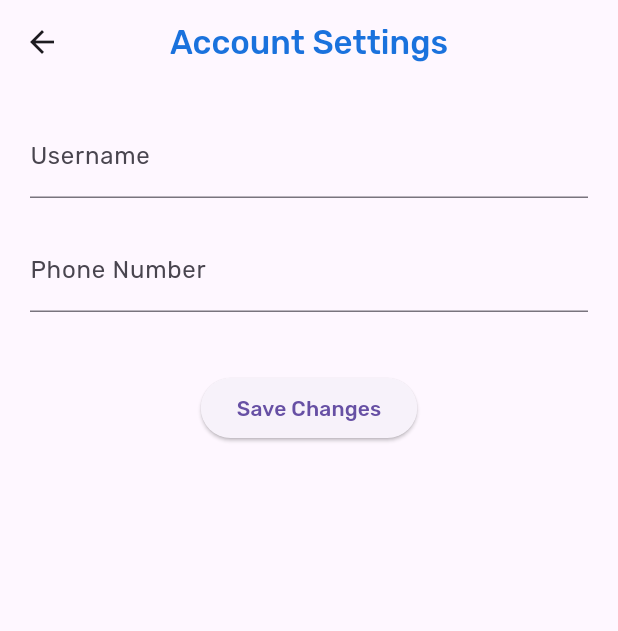
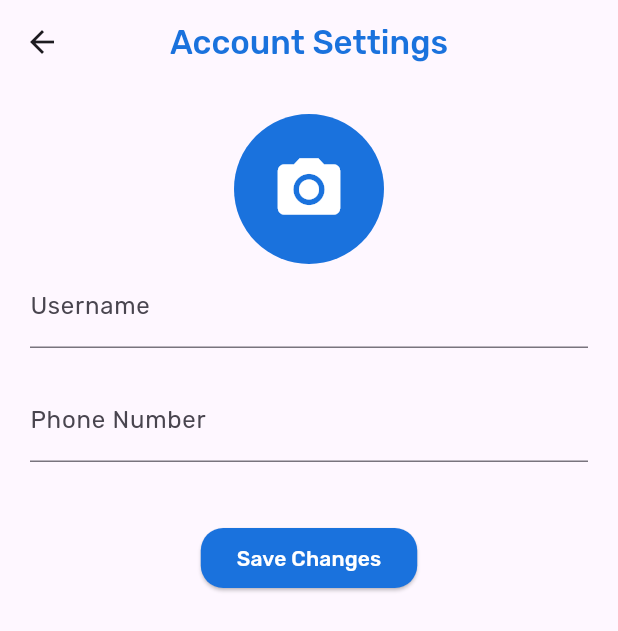
Before and after one commit to maulzzzaqi/flutter_pos, a Flutter app: the AccountSettingsPage screen opened directly, on a phone screen of 412 x 824 dp. Shown: the top 631 px of the screen. Run offline on Flutter 3.47's test engine with Material 3 defaults, Android fonts, the phone set to English and light mode, and no system bars; our stand-ins replace bloc, cloud_firestore, equatable, firebase_auth, firebase_core, firebase_storage and 3 more; accounts and stored records are empty; network calls fail.

Commit message:
user profile picture

```diff
--- a/lib/account/account_settings_page.dart
+++ b/lib/account/account_settings_page.dart
@@ -1,7 +1,10 @@
+import 'dart:io';
+
 import 'package:flutter/material.dart';
 import 'package:flutter_bloc/flutter_bloc.dart';
 import 'package:flutter_pos/authentication/auth_bloc/auth_bloc.dart';
 import 'package:google_fonts/google_fonts.dart';
+import 'package:image_picker/image_picker.dart';
 
 class AccountSettingsPage extends StatefulWidget {
   static const String route = '/account_settings';
@@ -15,6 +18,7 @@ class _AccountSettingsPageState extends State<AccountSettingsPage> {
   final formKey = GlobalKey<FormState>();
   late TextEditingController nameController;
   late TextEditingController phoneController;
+  File? image;
 
   @override
   void initState() {
@@ -31,6 +35,18 @@ class _AccountSettingsPageState extends State<AccountSettingsPage> {
     super.dispose();
   }
 
+  Future<void> pickImage() async {
+    final imageFile =
+        await ImagePicker().pickImage(source: ImageSource.gallery);
+
+    if (imageFile != null) {
+      setState(() {
+        image = File(imageFile.path);
+      });
+      context.read<AuthBloc>().add(AuthUploadImage(image!));
+    }
+  }
+
   @override
   Widget build(BuildContext context) {
     return Scaffold(
@@ -45,12 +61,37 @@ class _AccountSettingsPageState extends State<AccountSettingsPage> {
         ),
         centerTitle: true,
       ),
-      body: Padding(
+      body: BlocListener<AuthBloc, AuthState>(
+        listener: (context, state) {
+          if (state.errorMessage.isNotEmpty) {
+            ScaffoldMessenger.of(context).showSnackBar(
+              SnackBar(content: Text('Error: ${state.errorMessage}')),
+            );
+          } else if (!state.isLoading && image != null) {
+            ScaffoldMessenger.of(context).showSnackBar(
+              const SnackBar(content: Text('Profile Picture Uploaded Successfully!')),
+            );
+          }
+        },
+        child: Padding(
           padding: const EdgeInsets.all(20),
           child: Form(
             key: formKey,
             child: Column(
               children: [
+                GestureDetector(
+                  onTap: pickImage,
+                  child: CircleAvatar(
+                    backgroundColor: const Color(0xFF1A72DD),
+                    radius: 50,
+                    backgroundImage: image != null
+                      ? FileImage(image!)
+                      : null,
+                    child: image != null
+                      ? null
+                      : const Icon(Icons.camera_alt, size: 50, color: Colors.white)
+                  ),
+                ),
                 TextFormField(
                   controller: nameController,
                   decoration: const InputDecoration(labelText: 'Username'),
@@ -74,6 +115,12 @@ class _AccountSettingsPageState extends State<AccountSettingsPage> {
                 ),
                 const SizedBox(height: 40),
                 ElevatedButton(
+                  style: ElevatedButton.styleFrom(
+                    backgroundColor: const Color(0xFF1A72DD),
+                    shape: RoundedRectangleBorder(
+                      borderRadius: BorderRadius.circular(15)
+                    ),
+                  ),
                   onPressed: () {
                     if (formKey.currentState!.validate()) {
                       context.read<AuthBloc>().add(
@@ -83,14 +130,23 @@ class _AccountSettingsPageState extends State<AccountSettingsPage> {
                             ),
                           );
                       ScaffoldMessenger.of(context).showSnackBar(
-                      const SnackBar(content: Text('User Data Successfully Edited!')),
+                        const SnackBar(
+                            content: Text('User Data Successfully Edited!')),
                       );
                       Navigator.pop(context);
                     }
                   },
-                child: const Text('Save Changes'),
+                  child: Text(
+                    'Save Changes',
+                    style: GoogleFonts.rubik(
+                      color: Colors.white,
+                      fontSize: 14,
+                      fontWeight: FontWeight.w500,
+                    ),
+                  ),
                 ),
               ],
+            ),
           ),
         ),
       ),
--- a/lib/authentication/auth_bloc/auth_event.dart
+++ b/lib/authentication/auth_bloc/auth_event.dart
@@ -43,11 +43,21 @@ class AuthCheck extends AuthEvent {
 class AuthUpdate extends AuthEvent {
   final String name;
   final String phoneNumber;
+  final String? profileImageUrl;
 
-  const AuthUpdate({required this.name, required this.phoneNumber});
+  const AuthUpdate({required this.name, required this.phoneNumber, this.profileImageUrl});
 
   @override
-  List<Object> get props => [name, phoneNumber];
+  List<Object> get props => [name, phoneNumber, profileImageUrl ?? ''];
+}
+
+class AuthUploadImage extends AuthEvent {
+  final File imageFile;
+
+  const AuthUploadImage(this.imageFile);
+
+  @override
+  List<Object> get props => [imageFile];
 }
 
 class AuthLogout extends AuthEvent {
--- a/lib/authentication/auth_bloc/auth_state.dart
+++ b/lib/authentication/auth_bloc/auth_state.dart
@@ -6,14 +6,16 @@ class AuthState extends Equatable  {
   final String errorMessage;
   final String? name;
   final String? phoneNumber;
+  final String? profileImageUrl;
 
-  const AuthState({this.userData, this.isLoading = false, this.errorMessage = '', this.name, this.phoneNumber});
+  const AuthState({this.userData, this.isLoading = false, this.errorMessage = '', this.name, this.phoneNumber, this.profileImageUrl});
 
   AuthState copyWith({
     User? userData,
     bool? isLoading,
     String? name,
     String? phoneNumber,
+    String? profileImageUrl,
     String? errorMessage,
   }) {
     return AuthState(
@@ -21,10 +23,11 @@ class AuthState extends Equatable  {
       userData: userData ?? this.userData,
       name: name ?? this.name,
       phoneNumber: phoneNumber ?? this.phoneNumber,
+      profileImageUrl: profileImageUrl ?? this.profileImageUrl,
       errorMessage: errorMessage ?? this.errorMessage,
     );
   }
 
   @override
-  List<Object?> get props => [userData, isLoading, errorMessage, name, phoneNumber];
+  List<Object?> get props => [userData, isLoading, errorMessage, name, phoneNumber, profileImageUrl];
 }
```
Also changed, not shown: lib/account/account_page.dart (+6 -6 lines), lib/authentication/auth_bloc/auth_bloc.dart (+40 -2 lines). Lines whose indentation alone changed are shown as unchanged.
